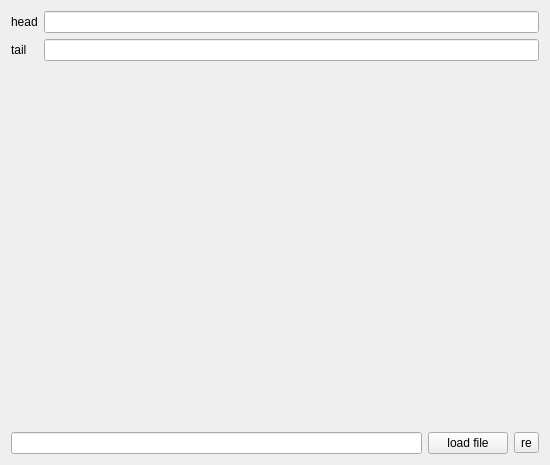
This is src/form/plot/formplotsimulate.ui in MRsoymilk/MySerial as Qt 5 draws it before an edit. The edited form follows.
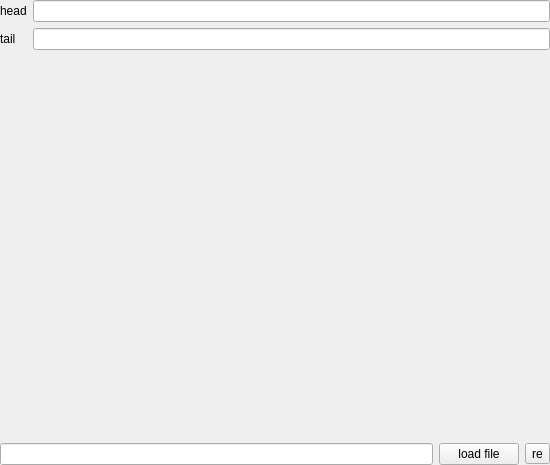
This is the edited form.

What changed in the file:
```diff
--- a/src/form/plot/formplotsimulate.ui
+++ b/src/form/plot/formplotsimulate.ui
@@ -14,6 +14,18 @@
    <string>PlotSimulate</string>
   </property>
   <layout class="QGridLayout" name="gridLayout" rowstretch="0,0">
+   <property name="leftMargin">
+    <number>0</number>
+   </property>
+   <property name="topMargin">
+    <number>0</number>
+   </property>
+   <property name="rightMargin">
+    <number>0</number>
+   </property>
+   <property name="bottomMargin">
+    <number>0</number>
+   </property>
    <item row="1" column="0">
     <layout class="QHBoxLayout" name="hLayLoad">
      <item>
```
